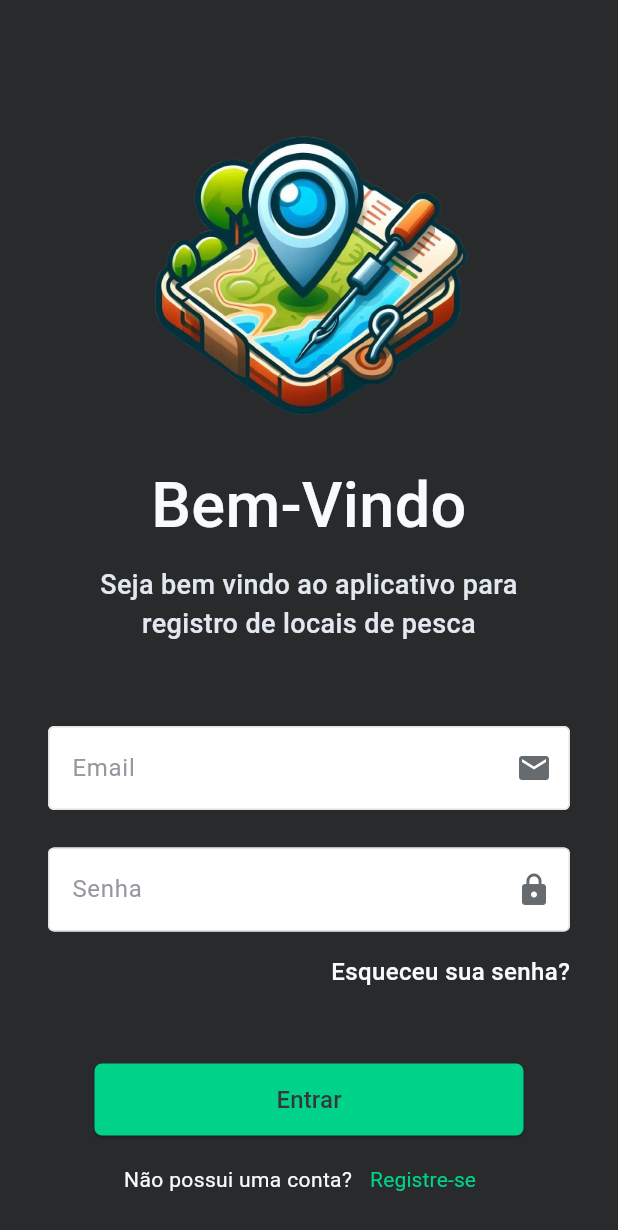
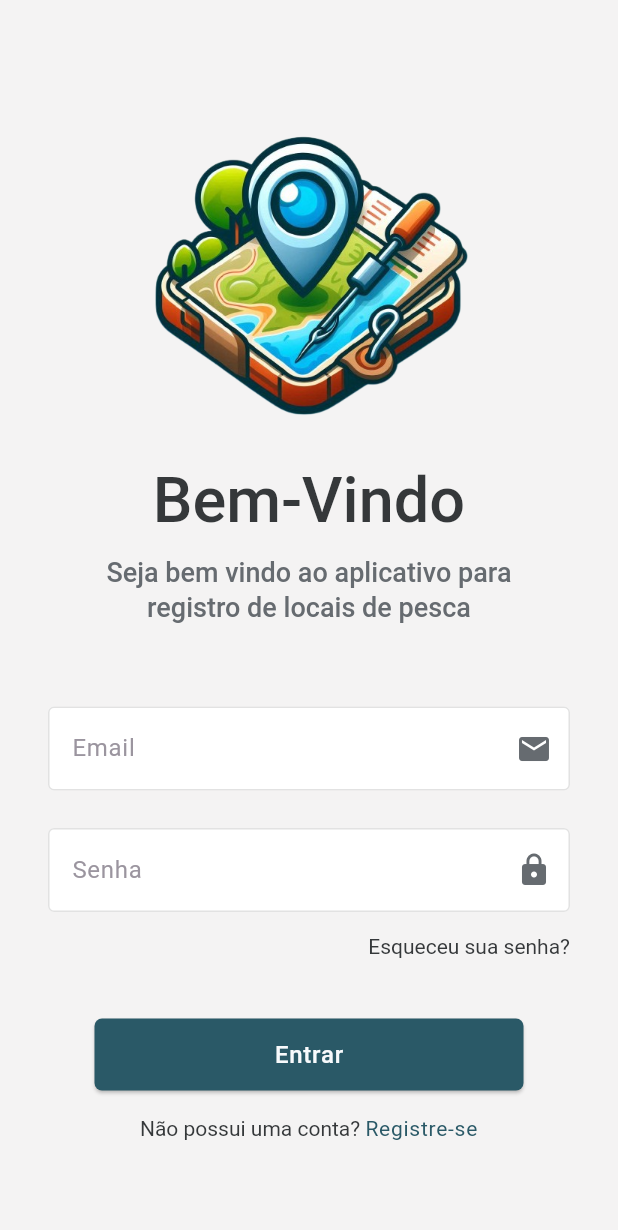
Before and after one commit to gbramoura/fishspot_app, a Flutter app: the screen it shows after launch, on a phone screen of 412 x 824 dp. Shown: the top 1230 px of the screen. Run offline on Flutter 3.47's test engine with Material 3 defaults, Android fonts, the phone set to English and light mode, and no system bars.

Commit message:
Move the files and remove the src dir. Create the theme controller to change the color of app.

```diff
--- a/lib/src/components/custom_button.dart
+++ b/lib/components/custom_button.dart
@@ -1,4 +1,3 @@
-import 'package:fishspot_app/src/utils/hex_color_utils.dart';
 import 'package:flutter/material.dart';
 
 class CustomButton extends StatelessWidget {
@@ -22,15 +21,11 @@ class CustomButton extends StatelessWidget {
         shape: RoundedRectangleBorder(
           borderRadius: BorderRadius.circular(5),
         ),
-        backgroundColor: HexColor('#00D389'),
+        backgroundColor: Theme.of(context).buttonTheme.colorScheme?.primary,
       ),
       child: Text(
         label,
-        style: TextStyle(
-          color: HexColor('#35383A'),
-          fontWeight: FontWeight.w500,
-          fontSize: 16,
-        ),
+        style: Theme.of(context).textTheme.labelMedium,
       ),
     );
   }
--- a/lib/src/components/custom_input_text.dart
+++ b/lib/components/custom_input_text.dart
@@ -1,4 +1,4 @@
-import 'package:fishspot_app/src/utils/hex_color_utils.dart';
+import 'package:fishspot_app/utils/hex_color_utils.dart';
 import 'package:flutter/material.dart';
 
 class CustomInputText extends StatelessWidget {
--- a/lib/src/components/custom_text_button.dart
+++ b/lib/components/custom_text_button.dart
@@ -1,4 +1,3 @@
-import 'package:fishspot_app/src/utils/hex_color_utils.dart';
 import 'package:flutter/material.dart';
 
 class CustomTextButton extends StatelessWidget {
@@ -17,11 +16,7 @@ class CustomTextButton extends StatelessWidget {
       onPressed: onPressed,
       child: Text(
         label,
-        style: TextStyle(
-          color: HexColor('#00D389'),
-          fontWeight: FontWeight.w400,
-          fontSize: 14,
-        ),
+        style: Theme.of(context).textTheme.labelMedium,
       ),
     );
   }
--- a/lib/main.dart
+++ b/lib/main.dart
@@ -1,6 +1,23 @@
-import 'package:fishspot_app/src/app.dart';
+import 'package:fishspot_app/pages/login_page.dart';
+import 'package:fishspot_app/theme/dark_theme.dart';
+import 'package:fishspot_app/theme/light_theme.dart';
 import 'package:flutter/material.dart';
 
 void main() {
   runApp(const MyApp());
 }
+
+class MyApp extends StatelessWidget {
+  const MyApp({super.key});
+
+  @override
+  Widget build(BuildContext context) {
+    return MaterialApp(
+      title: 'FishSpot',
+      debugShowCheckedModeBanner: false,
+      theme: lighMode,
+      darkTheme: darkMode,
+      home: LoginPage(),
+    );
+  }
+}
--- a/lib/src/pages/login_page.dart
+++ b/lib/pages/login_page.dart
@@ -1,6 +1,6 @@
-import 'package:fishspot_app/src/components/custom_input_text.dart';
-import 'package:fishspot_app/src/components/custom_text_button.dart';
-import 'package:fishspot_app/src/utils/hex_color_utils.dart';
+import 'package:fishspot_app/components/custom_input_text.dart';
+import 'package:fishspot_app/utils/hex_color_utils.dart';
+import 'package:flutter/gestures.dart';
 import 'package:flutter/material.dart';
 
 import '../components/custom_button.dart';
@@ -15,7 +15,7 @@ class LoginPage extends StatelessWidget {
   Widget build(BuildContext context) {
     return Scaffold(
       extendBody: true,
-      backgroundColor: HexColor('#292A2C'),
+      backgroundColor: Theme.of(context).colorScheme.surface,
       body: SingleChildScrollView(
         child: Padding(
           padding: EdgeInsets.all(32),
@@ -35,21 +35,14 @@ class LoginPage extends StatelessWidget {
               Text(
                 'Bem-Vindo',
                 textAlign: TextAlign.center,
-                style: TextStyle(
-                    color: HexColor('#F8FAFC'),
-                    fontWeight: FontWeight.w500,
-                    fontSize: 42),
+                style: Theme.of(context).textTheme.headlineLarge,
               ),
               Padding(
                 padding: EdgeInsets.fromLTRB(10, 10, 10, 45),
                 child: Text(
                   "Seja bem vindo ao aplicativo para registro de locais de pesca",
                   textAlign: TextAlign.center,
-                  style: TextStyle(
-                    color: HexColor('#E2E8F0'),
-                    fontWeight: FontWeight.w500,
-                    fontSize: 18,
-                  ),
+                  style: Theme.of(context).textTheme.headlineMedium,
                 ),
               ),
               Column(
@@ -81,39 +74,41 @@ class LoginPage extends StatelessWidget {
                 children: [
                   Padding(
                     padding: EdgeInsets.fromLTRB(0, 15, 0, 0),
-                    child: Text(
-                      'Esqueceu sua senha?',
-                      style: TextStyle(
-                        color: HexColor('#F8FAFC'),
-                        fontWeight: FontWeight.w500,
-                        fontSize: 16,
+                    child: RichText(
+                      text: TextSpan(
+                        text: 'Esqueceu sua senha?',
+                        style: Theme.of(context).textTheme.displayMedium,
+                        recognizer: TapGestureRecognizer()..onTap = () => {},
                       ),
                     ),
                   ),
                 ],
               ),
-              SizedBox(height: 50),
+              SizedBox(height: 40),
               CustomButton(
                 onPressed: () {},
                 fixedSize: Size(286, 48),
                 label: 'Entrar',
               ),
-              SizedBox(height: 5),
+              SizedBox(height: 15),
               Row(
                 mainAxisAlignment: MainAxisAlignment.center,
                 children: [
-                  Text(
-                    'Não possui uma conta?',
-                    style: TextStyle(
-                      color: HexColor('#F8FAFC'),
-                      fontWeight: FontWeight.w400,
-                      fontSize: 14,
+                  RichText(
+                    text: TextSpan(
+                      children: <TextSpan>[
+                        TextSpan(
+                          text: 'Não possui uma conta? ',
+                          style: Theme.of(context).textTheme.displayMedium,
+                        ),
+                        TextSpan(
+                          text: 'Registre-se',
+                          style: Theme.of(context).textTheme.labelSmall,
+                          recognizer: TapGestureRecognizer()..onTap = () => {},
+                        ),
+                      ],
                     ),
-                  ),
-                  CustomTextButton(
-                    label: 'Registre-se',
-                    onPressed: () {},
-                  ),
+                  )
                 ],
               )
             ],
--- a/lib/src/app.dart
+++ /dev/null
@@ -1,18 +0,0 @@
-import 'package:fishspot_app/src/pages/login_page.dart';
-import 'package:flutter/material.dart';
-
-class MyApp extends StatelessWidget {
-  const MyApp({super.key});
-
-  @override
-  Widget build(BuildContext context) {
-    return MaterialApp(
-      title: 'FishSpot',
-      debugShowCheckedModeBanner: false,
-      theme: ThemeData(
-        useMaterial3: true,
-      ),
-      home: LoginPage(),
-    );
-  }
-}
--- /dev/null
+++ b/lib/theme/dark_theme.dart
@@ -0,0 +1,72 @@
+import 'package:fishspot_app/utils/hex_color_utils.dart';
+import 'package:flutter/material.dart';
+
+Color defaultColor = HexColor('#FFFFF');
+Color white = HexColor('#F8FAFC');
+Color gray = HexColor('#E2E8F0');
+Color gray350 = HexColor('#35383A');
+Color green250 = HexColor('00D389');
+Color green200 = HexColor('#00D389');
+
+ThemeData darkMode = ThemeData(
+  brightness: Brightness.dark,
+  colorScheme: ColorScheme.dark(
+    // background
+    surface: HexColor('#292A2C'),
+  ),
+  textTheme: TextTheme(
+    headlineLarge: TextStyle(
+      color: white,
+      fontWeight: FontWeight.w500,
+      fontSize: 42,
+    ),
+    headlineMedium: TextStyle(
+      color: gray,
+      fontWeight: FontWeight.w500,
+      fontSize: 18,
+    ),
+    titleLarge: TextStyle(
+      color: white,
+      fontWeight: FontWeight.w600,
+      fontSize: 18,
+    ),
+    titleMedium: TextStyle(
+      color: white,
+      fontWeight: FontWeight.w600,
+      fontSize: 14,
+    ),
+    displayLarge: TextStyle(
+      color: white,
+      fontWeight: FontWeight.w400,
+      fontSize: 18,
+    ),
+    displayMedium: TextStyle(
+      color: white,
+      fontWeight: FontWeight.w400,
+      fontSize: 14,
+    ),
+    labelMedium: TextStyle(
+      color: gray350,
+      fontWeight: FontWeight.w500,
+      fontSize: 16,
+    ),
+    labelSmall: TextStyle(
+      color: green200,
+      fontWeight: FontWeight.w400,
+      fontSize: 14,
+    ),
+  ),
+  buttonTheme: ButtonThemeData(
+    colorScheme: ColorScheme(
+      brightness: Brightness.dark,
+      primary: green250,
+      onPrimary: green250,
+      secondary: defaultColor,
+      onSecondary: defaultColor,
+      error: defaultColor,
+      onError: defaultColor,
+      surface: defaultColor,
+      onSurface: defaultColor,
+    ),
+  ),
+);
--- /dev/null
+++ b/lib/theme/light_theme.dart
@@ -0,0 +1,71 @@
+import 'package:fishspot_app/utils/hex_color_utils.dart';
+import 'package:flutter/material.dart';
+
+Color defaultColor = HexColor('#FFFFF');
+Color white = HexColor('#F8FAFC');
+Color gray350 = HexColor('#35383A');
+Color gray150 = HexColor('#666B70');
+Color blue750 = HexColor('#2A5967');
+Color blue700 = HexColor('#2A5967');
+
+ThemeData lighMode = ThemeData(
+  brightness: Brightness.light,
+  colorScheme: ColorScheme.light(
+    surface: HexColor('#F4F3F3'),
+  ),
+  textTheme: TextTheme(
+    headlineLarge: TextStyle(
+      color: gray350,
+      fontWeight: FontWeight.w500,
+      fontSize: 42,
+    ),
+    headlineMedium: TextStyle(
+      color: gray150,
+      fontWeight: FontWeight.w500,
+      fontSize: 18,
+    ),
+    titleLarge: TextStyle(
+      color: gray350,
+      fontWeight: FontWeight.w600,
+      fontSize: 18,
+    ),
+    titleMedium: TextStyle(
+      color: gray350,
+      fontWeight: FontWeight.w600,
+      fontSize: 14,
+    ),
+    displayLarge: TextStyle(
+      color: gray350,
+      fontWeight: FontWeight.w400,
+      fontSize: 18,
+    ),
+    displayMedium: TextStyle(
+      color: gray350,
+      fontWeight: FontWeight.w400,
+      fontSize: 14,
+    ),
+    labelMedium: TextStyle(
+      color: white,
+      fontWeight: FontWeight.w500,
+      fontSize: 16,
+    ),
+    labelSmall: TextStyle(
+      color: blue700,
+      fontWeight: FontWeight.w400,
+      fontSize: 14,
+    ),
+  ),
+  buttonTheme: ButtonThemeData(
+    colorScheme: ColorScheme(
+      brightness: Brightness.dark,
+      primary: blue750,
+      onPrimary: blue750,
+      secondary: defaultColor,
+      onSecondary: defaultColor,
+      error: defaultColor,
+      onError: defaultColor,
+      surface: defaultColor,
+      onSurface: defaultColor,
+    ),
+  ),
+);
```
Also changed, not shown: lib/pages/home_page.dart (renamed from lib/src/pages/home_page.dart), lib/utils/hex_color_utils.dart (renamed from lib/src/utils/hex_color_utils.dart).
